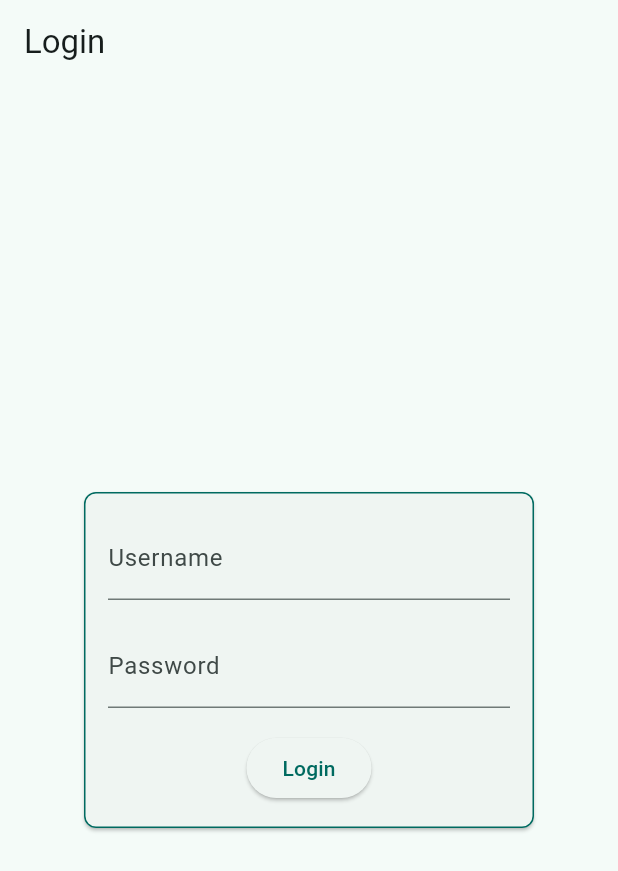
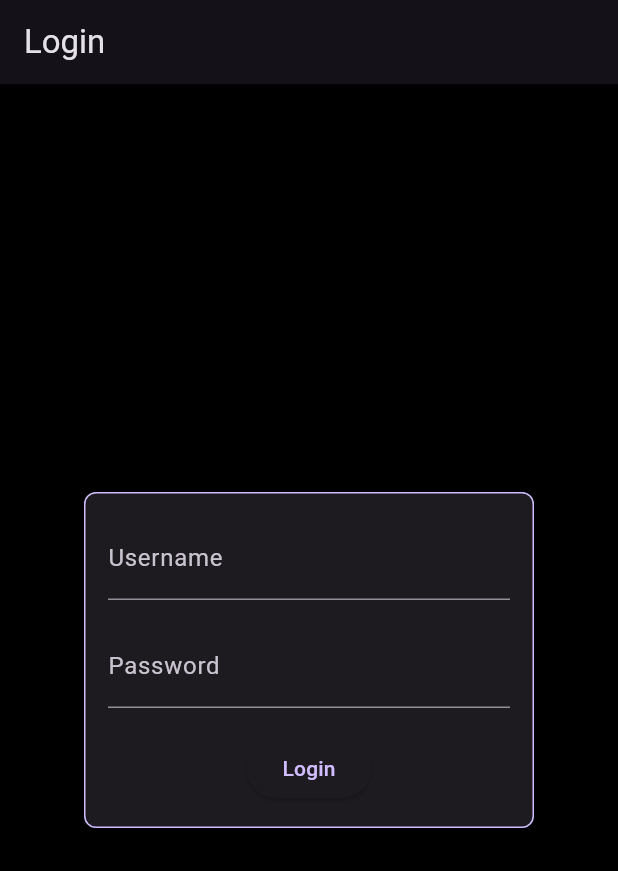
Before and after one commit to benoitmarsot/CodeChat, a Flutter app: the screen it shows after launch, on a phone screen of 412 x 824 dp. Shown: the top 871 px of the screen. Run offline on Flutter 3.47's test engine with Material 3 defaults, Android fonts, the light colour scheme and no system bars; our stand-ins replace flutter_markdown, flutter_secure_storage, open_file; missing offline and left inert: flutter_syntax_view.

Commit message:
adding theming, wip

```diff
--- a/codechatui/lib/main.dart
+++ b/codechatui/lib/main.dart
@@ -28,11 +28,21 @@ void main() async {  // Make main async
   );
 }
 
-class MyApp extends StatelessWidget {
+class MyApp extends StatefulWidget {
   const MyApp({super.key});
 
   @override
+  State<MyApp> createState() => _MyAppState();
+}
+
+class _MyAppState extends State<MyApp> {
+  bool isDarkMode = true; // Track the theme mode
+
+  @override
   Widget build(BuildContext context) {
+    void onThemeToggle() {
+      setState(() => isDarkMode = !isDarkMode); // Toggle logic
+    }
     return MultiProvider(
       providers: [
         ChangeNotifierProvider(create: (_) => MainPageState()),
@@ -40,22 +50,38 @@ class MyApp extends StatelessWidget {
       child: MaterialApp(
         title: 'Codechat',
         theme: ThemeData(
-          useMaterial3: true,
-          colorScheme: ColorScheme.fromSeed(seedColor: Colors.teal),
+          brightness: Brightness.light,
+          primarySwatch: Colors.blue,
+          scaffoldBackgroundColor: Colors.white,
         ),
+        darkTheme: ThemeData(
+          brightness: Brightness.dark,
+          primarySwatch: Colors.blue,
+          scaffoldBackgroundColor: Colors.black,
+        ),
+        themeMode: isDarkMode ? ThemeMode.dark : ThemeMode.light, // Conditional theme
+
         home: const LoginPage(),
         initialRoute: '',
         routes: {
           '': (context) => const LoginPage(),
-          'home': (context) => MainPage(),
+          'home': (context) => MainPage(
+              isDarkMode: isDarkMode,
+              onThemeToggle: onThemeToggle
+
+          ),
           'chat': (context) {
+
             final args = ModalRoute.of(context)?.settings.arguments;
+
             // Safe handling of potentially null arguments
             if (args is Project) {
-              return ChatPage(project: args);
+              return ChatPage(project: args, onThemeToggle:onThemeToggle);
             }
             // Otherwise go back to home
-            return MainPage();
+            return MainPage(
+              isDarkMode: isDarkMode,
+              onThemeToggle: onThemeToggle);
           },
         },
       ),
```
Also changed, not shown: codechatui/lib/src/chat_page.dart (+60 -38 lines), codechatui/lib/src/main_page.dart (+9 -0 lines), codechatui/lib/src/widgets/ai_response_widget.dart (+15 -15 lines), codechatui/lib/src/widgets/user_message_bubble.dart (+3 -9 lines).
